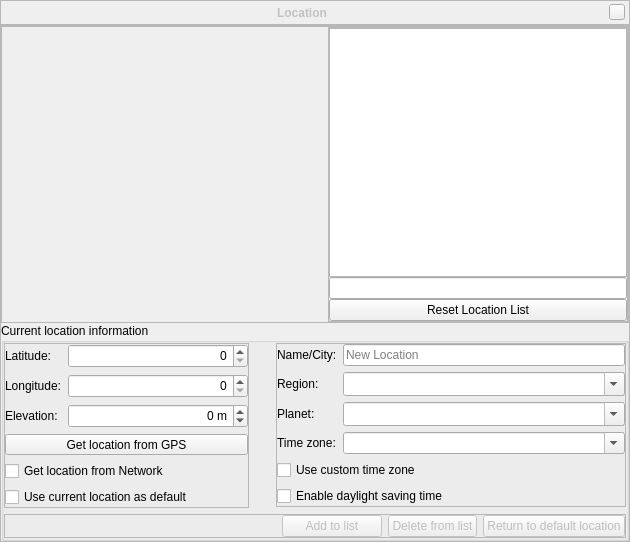
Before: the Qt Designer form src/gui/locationDialogGui.ui in Stellarium/stellarium, drawn with Qt 5.
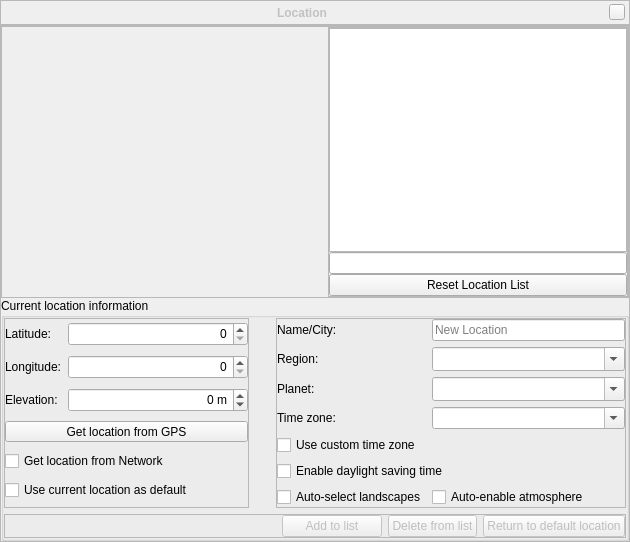
After: the same form once the commit is applied. Custom widgets are drawn as their Qt base class.

Commit message: Move 2 buttons into location dialog - also fix updating a list (select locations on current planet)

Patch:
```diff
--- a/src/gui/locationDialogGui.ui
+++ b/src/gui/locationDialogGui.ui
@@ -814,6 +814,26 @@
               </property>
              </widget>
             </item>
+			<item row="6" column="0">
+              <widget class="QCheckBox" name="autoChangeLandscapesCheckBox">
+               <property name="toolTip">
+                <string>Automatic change of landscape when planet or location is changed</string>
+               </property>
+               <property name="text">
+                <string>Auto-select landscapes</string>
+               </property>
+              </widget>
+             </item>
+			 <item row="6" column="1">
+              <widget class="QCheckBox" name="autoEnableEnvironmentCheckBox">
+               <property name="toolTip">
+                <string>Auto-enable atmosphere when planet is changed</string>
+               </property>
+               <property name="text">
+                <string>Auto-enable atmosphere</string>
+               </property>
+              </widget>
+             </item>
            </layout>
           </widget>
          </item>
```
The commit also changes 3 other files.
